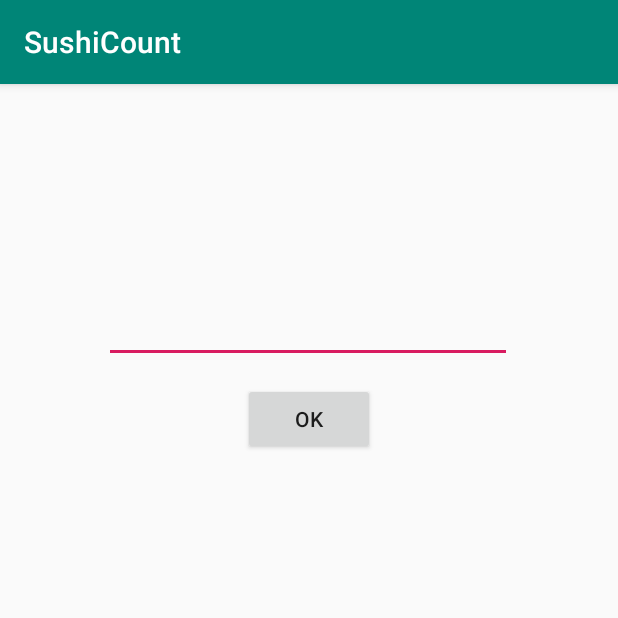
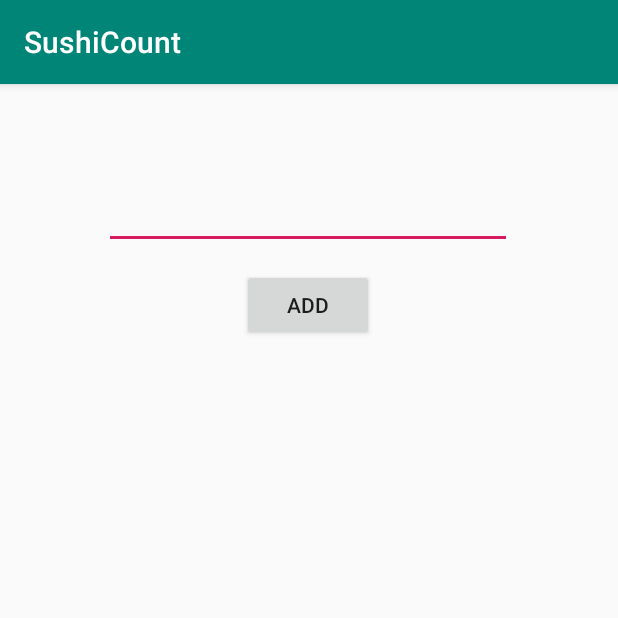
Before and after one commit to Riccardiunix/sushiCount, an Android app: the screen it shows after launch (MainActivity), on a phone screen of 412 x 824 dp, the top half of it. Run offline under Robolectric (Android 15) with nearby library versions, the phone set to English and light mode, and no system bars.

```diff
--- a/app/src/main/java/com/example/sushicount/MainActivity.java
+++ b/app/src/main/java/com/example/sushicount/MainActivity.java
@@ -8,11 +8,14 @@ import android.widget.TextView;
 
 import java.util.HashSet;
 import java.util.Set;
+import java.util.SortedSet;
+import java.util.TreeSet;
 
 public class MainActivity extends AppCompatActivity {
 
-    Set<Integer> set = new HashSet<Integer>();
-    int[] totNum = new int[1000];
+    final int MAXORDER = 1000;
+    SortedSet<Integer> set = new TreeSet<Integer>();
+    int[] totNum = new int[MAXORDER];
 
     @Override
     protected void onCreate(Bundle savedInstanceState) {
@@ -22,24 +25,29 @@ public class MainActivity extends AppCompatActivity {
 
     public void addSushi(View view) {
         TextView sushiNum = findViewById(R.id.sushiNum);
-
         String[] numSushi = (sushiNum.getText().toString()).split(",");
-
         sushiNum.setText("");
 
-        for (int i = 0; i < numSushi.length; i++) {
-            String[] qtSushi = numSushi[i].split(" ");
+        for (String order : numSushi) {
+            int start = 0, end = order.length() - 1;
+            while (start < order.length() && end > start && end < order.length() && order.charAt(start) == ' ' & order.charAt(end) == ' ') {
+                if (order.charAt(start) == ' ') start++;
+                if (order.charAt(end) == ' ') end--;
+            }
+
+            String[] qtSushi = (order.substring(start, end + 1)).split(" ");
             int[] finalData = {-1, 1};
             int cont = 0;
 
-            for (int j = 0; cont < 2 && j < qtSushi.length; j++) {
+            for (int i = 0; cont < 2 & i < qtSushi.length; i++) {
                 try {
-                    finalData[cont] = Integer.parseInt(qtSushi[j]);
+                    finalData[cont] = Integer.parseInt(qtSushi[i]);
                     cont++;
-                } catch (Exception e) {}
+                } catch (Exception e) {
+                }
             }
 
-            if (cont > 0 & finalData[0] >= 0 & finalData[0] < 1000 & finalData[1] > 0){
+            if (cont > 0 & finalData[0] > -1 & finalData[0] < MAXORDER & finalData[1] > 0) {
                 if (totNum[finalData[0]] == 0) set.add(finalData[0]);
                 totNum[finalData[0]] += finalData[1];
             }
--- a/app/src/main/res/layout/activity_main.xml
+++ b/app/src/main/res/layout/activity_main.xml
@@ -17,13 +17,13 @@
         android:layout_marginRight="8dp"
         android:layout_marginBottom="8dp"
         android:onClick="addSushi"
-        android:text="OK"
+        android:text="ADD"
         app:layout_constraintBottom_toBottomOf="parent"
         app:layout_constraintEnd_toEndOf="parent"
-        app:layout_constraintHorizontal_bias="0.501"
+        app:layout_constraintHorizontal_bias="0.498"
         app:layout_constraintStart_toStartOf="parent"
         app:layout_constraintTop_toTopOf="parent"
-        app:layout_constraintVertical_bias="0.272" />
+        app:layout_constraintVertical_bias="0.164" />
 
     <EditText
         android:id="@+id/sushiNum"
@@ -42,12 +42,12 @@
         app:layout_constraintHorizontal_bias="0.495"
         app:layout_constraintStart_toStartOf="parent"
         app:layout_constraintTop_toTopOf="parent"
-        app:layout_constraintVertical_bias="0.188" />
+        app:layout_constraintVertical_bias="0.08" />
 
     <TextView
         android:id="@+id/totText"
-        android:layout_width="359dp"
-        android:layout_height="391dp"
+        android:layout_width="197dp"
+        android:layout_height="398dp"
         android:layout_marginStart="8dp"
         android:layout_marginLeft="8dp"
         android:layout_marginTop="8dp"
@@ -60,6 +60,6 @@
         app:layout_constraintEnd_toEndOf="parent"
         app:layout_constraintStart_toStartOf="parent"
         app:layout_constraintTop_toTopOf="parent"
-        app:layout_constraintVertical_bias="0.827" />
+        app:layout_constraintVertical_bias="0.684" />
 
 </androidx.constraintlayout.widget.ConstraintLayout>
```
